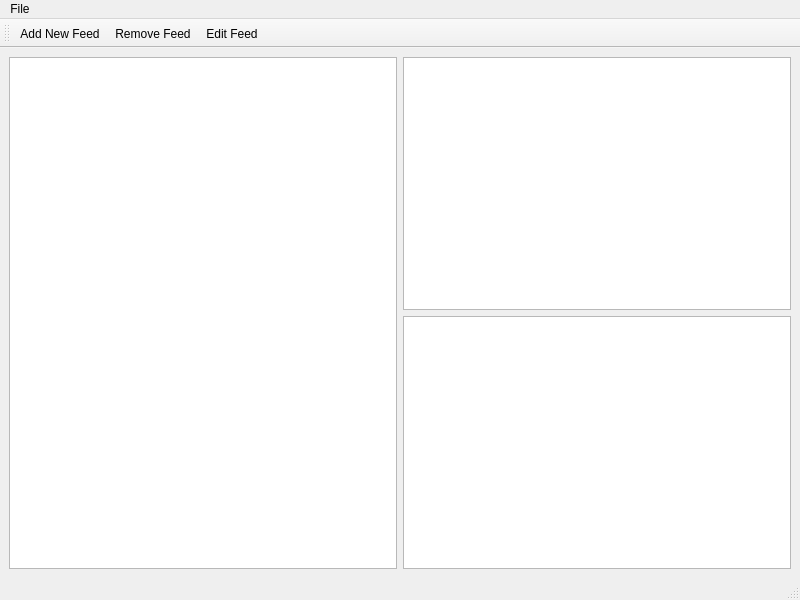
Before: the Qt Designer form clacks.ui in barryodev/clacks-qt, drawn with Qt 5.
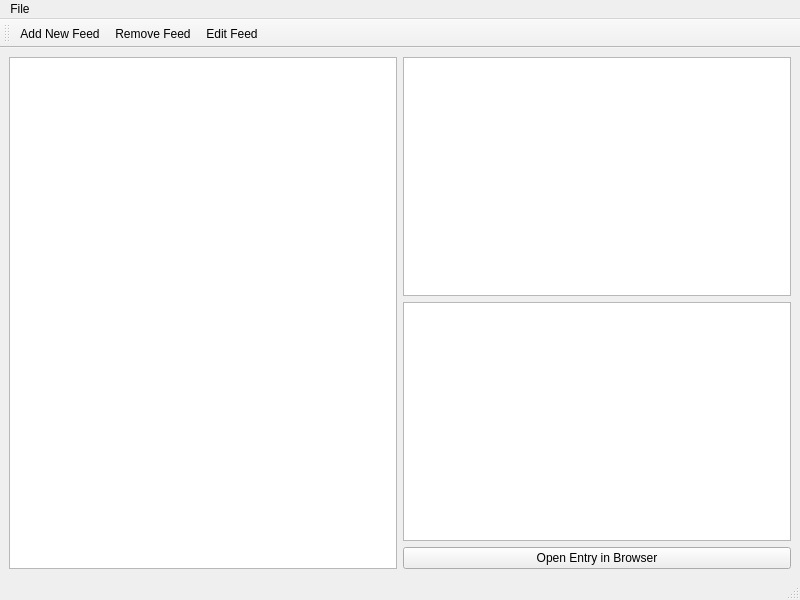
After: the same form once the commit is applied.

Commit message: added open in browser button

The edit to the form file:
```diff
--- a/clacks.ui
+++ b/clacks.ui
@@ -26,6 +26,13 @@
       <item>
        <widget class="QTextBrowser" name="entryText"/>
       </item>
+      <item>
+       <widget class="QPushButton" name="openEntryInBrowser">
+        <property name="text">
+         <string>Open Entry in Browser</string>
+        </property>
+       </widget>
+      </item>
      </layout>
     </item>
    </layout>
```
The commit also changes 2 other files.
